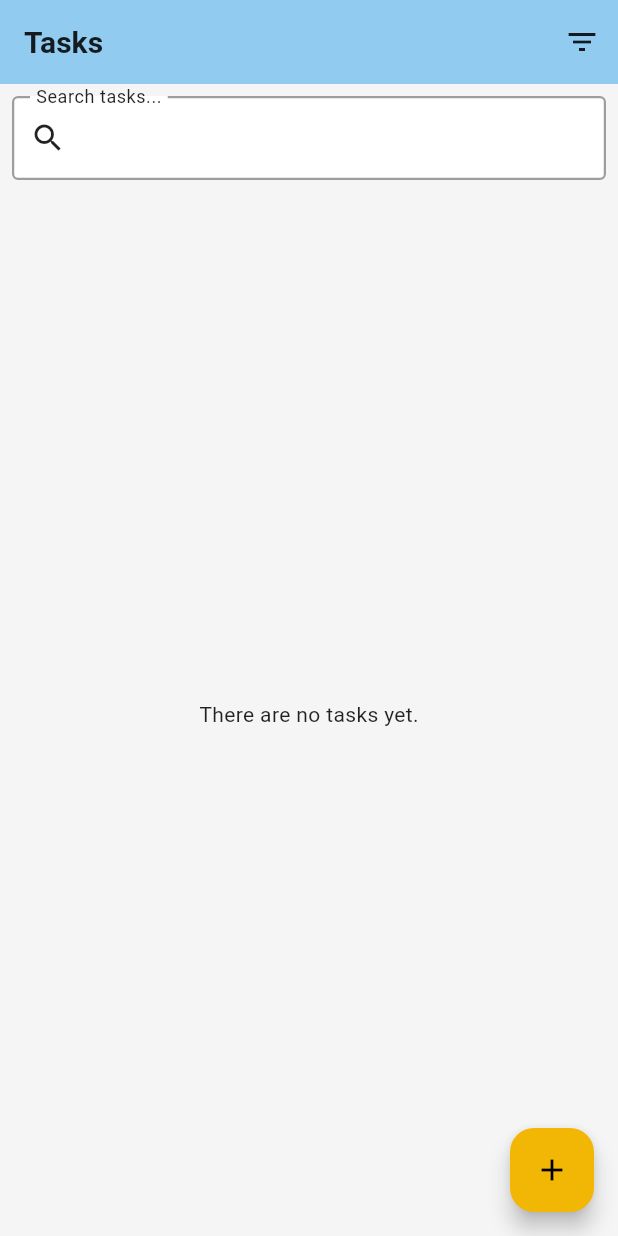
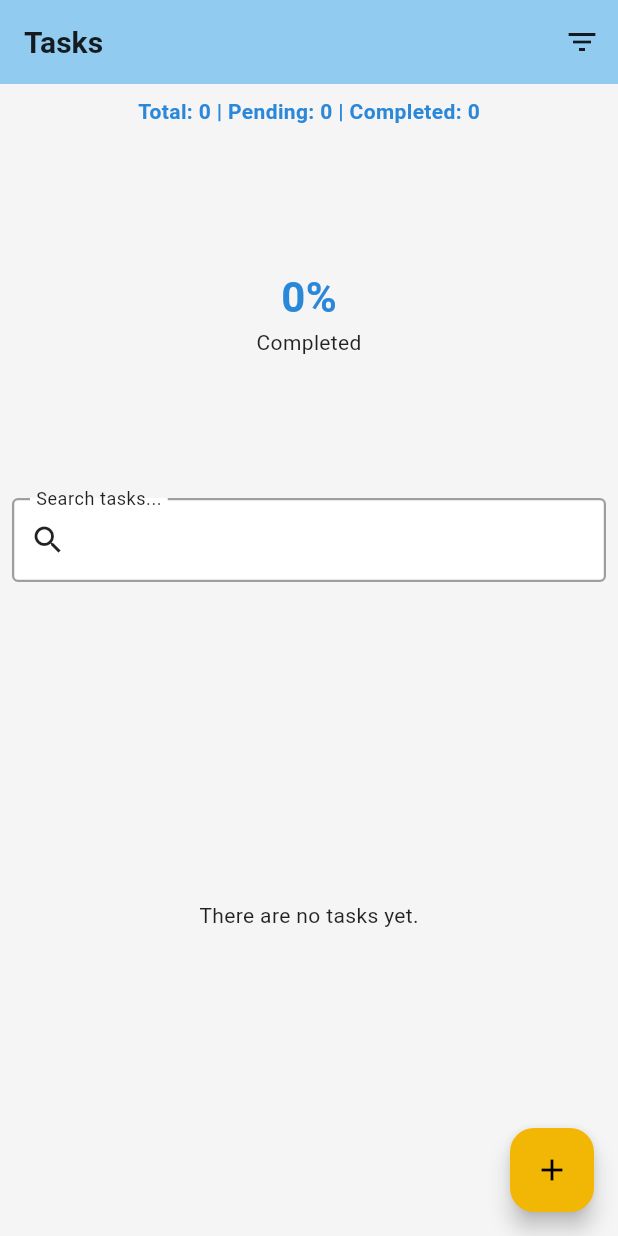
Before and after one commit to PneumaCore/FlutterTask, a Flutter app: the screen it shows after launch, on a phone screen of 412 x 824 dp. Run offline on Flutter 3.47's test engine with Material 3 defaults, Android fonts, the phone set to English and light mode, and no system bars; drawn by our look-alikes of fl_chart; our stand-ins replace shared_preferences.

Commit message:
Added pie chart to view the count of total, pending and completed tasks.

```diff
--- a/lib/screens/home_screen.dart
+++ b/lib/screens/home_screen.dart
@@ -1,3 +1,4 @@
+import 'package:fl_chart/fl_chart.dart';
 import 'package:flutter/material.dart';
 import 'package:intl/intl.dart';
 import 'package:provider/provider.dart';
@@ -75,6 +76,100 @@ class HomeScreen extends StatelessWidget {
       ),
       body: Column(
         children: [
+          Padding(
+            padding: const EdgeInsets.all(8.0),
+            child: Text(
+              'Total: ${taskProvider.tasks.length} | Pending: ${taskProvider.tasks.where((t) => !t.isDone).length} | Completed: ${taskProvider.tasks.where((t) => t.isDone).length}',
+              style: TextStyle(
+                fontWeight: FontWeight.bold,
+                color: Theme.of(context).colorScheme.primary,
+              ),
+            ),
+          ),
+          Padding(
+            padding: const EdgeInsets.all(16.0),
+            child: SizedBox(
+              height: 200,
+              child: Stack(
+                alignment: Alignment.center,
+                children: [
+                  PieChart(
+                    PieChartData(
+                      sections: [
+                        PieChartSectionData(
+                          value: taskProvider.tasks
+                              .where((t) => t.isDone)
+                              .length
+                              .toDouble(),
+                          color:
+                              (taskProvider.tasks.isNotEmpty &&
+                                  taskProvider.tasks
+                                          .where((t) => t.isDone)
+                                          .length ==
+                                      taskProvider.tasks.length)
+                              ? Theme.of(context).brightness == Brightness.dark
+                                    ? const Color(0xFF4CAF50)
+                                    : const Color(0xFF43A047)
+                              : Theme.of(context).colorScheme.secondary,
+                          title: '',
+                          radius: 55,
+                        ),
+                        PieChartSectionData(
+                          value:
+                              (taskProvider.tasks.length -
+                                      taskProvider.tasks
+                                          .where((t) => t.isDone)
+                                          .length)
+                                  .toDouble(),
+                          color: Theme.of(context).colorScheme.surface,
+                          title: '',
+                          radius: 55,
+                        ),
+                      ],
+                      sectionsSpace: 2,
+                      centerSpaceRadius: 45,
+                    ),
+                    duration: const Duration(milliseconds: 500),
+                    curve: Curves.easeInOut,
+                  ),
+                  TweenAnimationBuilder<double>(
+                    tween: Tween<double>(
+                      begin: 0,
+                      end: taskProvider.tasks.isEmpty
+                          ? 0
+                          : (taskProvider.tasks.where((t) => t.isDone).length /
+                                    taskProvider.tasks.length) *
+                                100,
+                    ),
+                    duration: const Duration(milliseconds: 500),
+                    curve: Curves.easeInOut,
+                    builder: (context, value, child) {
+                      return Column(
+                        mainAxisAlignment: MainAxisAlignment.center,
+                        children: [
+                          Text(
+                            '${value.toStringAsFixed(0)}%',
+                            style: TextStyle(
+                              fontSize: 28,
+                              fontWeight: FontWeight.bold,
+                              color: Theme.of(context).colorScheme.primary,
+                            ),
+                          ),
+                          Text(
+                            'Completed',
+                            style: TextStyle(
+                              fontSize: 14,
+                              color: Theme.of(context).colorScheme.onSurface,
+                            ),
+                          ),
+                        ],
+                      );
+                    },
+                  ),
+                ],
+              ),
+            ),
+          ),
           Padding(
             padding: const EdgeInsets.all(8.0),
             child: TextField(
--- a/pubspec.yaml
+++ b/pubspec.yaml
@@ -34,6 +34,7 @@ dependencies:
   uuid: ^3.0.6
   intl: ^0.20.2
   shared_preferences: ^2.5.3
+  fl_chart: ^1.0.0
 
   # The following adds the Cupertino Icons font to your application.
   # Use with the CupertinoIcons class for iOS style icons.
```
Also changed, not shown: pubspec.lock.
